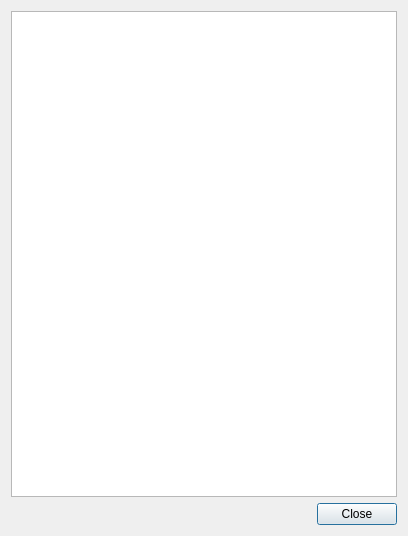
The window that src/donatorsdialog.ui (xhorizont/eepe) describes before a commit, drawn with Qt 5.
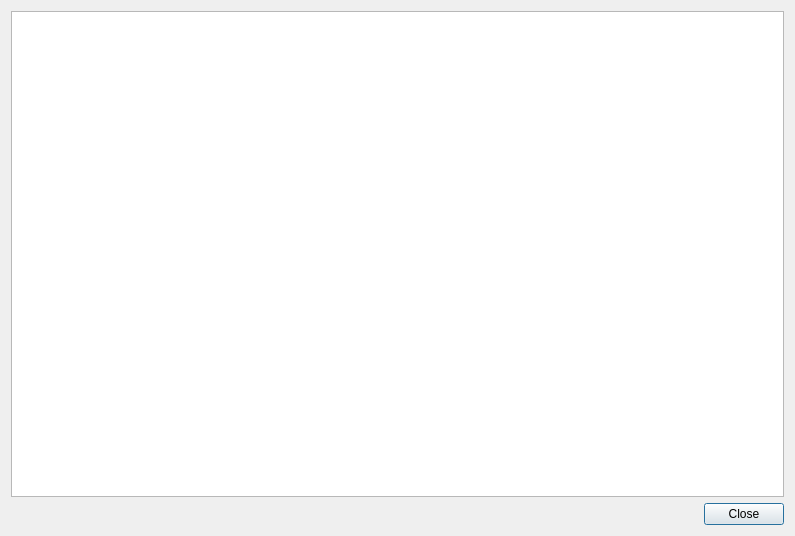
The same window after the commit. Icons and pictures are not drawn.

What changed in the file:
```diff
--- a/src/donatorsdialog.ui
+++ b/src/donatorsdialog.ui
@@ -6,7 +6,7 @@
    <rect>
     <x>0</x>
     <y>0</y>
-    <width>408</width>
+    <width>795</width>
     <height>536</height>
    </rect>
   </property>
```
